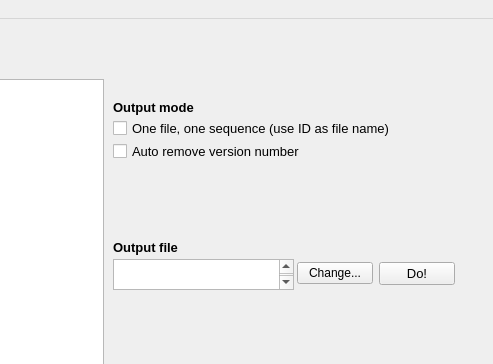
Before: the Qt Designer form src/gaosb/gui/Gao's SB.ui in bioinformatist/Gao-s-SB, drawn with Qt 5; both pictures show x 307 to 800 and y 0 to 364 of the 800 by 588 pixel window.
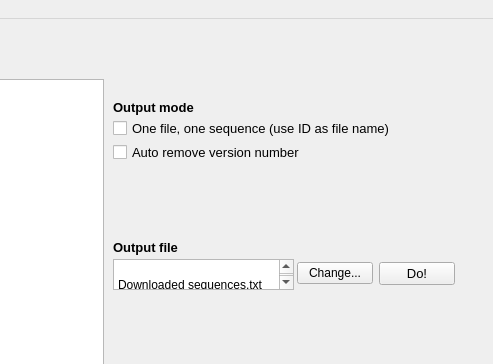
After: the same form once the commit is applied. The open tabs and pages were chosen to show the change. Icons and pictures are not drawn.

```diff
--- a/src/gaosb/gui/Gao's SB.ui
+++ b/src/gaosb/gui/Gao's SB.ui
@@ -149,17 +149,14 @@
             </property>
             <property name="html">
                 <string>&lt;!DOCTYPE HTML PUBLIC &quot;-//W3C//DTD HTML 4.0//EN&quot; &quot;http://www.w3.org/TR/REC-html40/strict.dtd&quot;&gt;
-                    &lt;html&gt;&lt;head&gt;&lt;meta name=&quot;qrichtext&quot; content=&quot;1&quot; /&gt;&lt;style
-                    type=&quot;text/css&quot;&gt;
-                    p, li { white-space: pre-wrap; }
-                    &lt;/style&gt;&lt;/head&gt;&lt;body style=&quot; font-family:'SimSun'; font-size:9pt;
-                    font-weight:400; font-style:normal;&quot;&gt;
-                    &lt;p style=&quot; margin-top:0px; margin-bottom:0px; margin-left:0px; margin-right:0px;
-                    -qt-block-indent:0; text-indent:0px;&quot;&gt;alignment.txt&lt;/p&gt;&lt;/body&gt;&lt;/html&gt;
-                </string>
-            </property>
-        </widget>
-        <widget class="QWidget" name="">
+&lt;html&gt;&lt;head&gt;&lt;meta name=&quot;qrichtext&quot; content=&quot;1&quot; /&gt;&lt;style type=&quot;text/css&quot;&gt;
+p, li { white-space: pre-wrap; }
+&lt;/style&gt;&lt;/head&gt;&lt;body style=&quot; font-family:'SimSun'; font-size:9pt; font-weight:400; font-style:normal;&quot;&gt;
+&lt;p style=&quot; margin-top:0px; margin-bottom:0px; margin-left:0px; margin-right:0px; -qt-block-indent:0; text-indent:0px;&quot;&gt;                    &lt;/p&gt;
+&lt;p style=&quot; margin-top:0px; margin-bottom:0px; margin-left:0px; margin-right:0px; -qt-block-indent:0; text-indent:0px;&quot;&gt;alignment.txt                &lt;/p&gt;&lt;/body&gt;&lt;/html&gt;</string>
+      </property>
+     </widget>
+     <widget class="QWidget" name="layoutWidget">
             <property name="geometry">
                 <rect>
                     <x>600</x>
@@ -272,7 +269,7 @@
            <x>410</x>
            <y>90</y>
         <width>333</width>
-           <height>41</height>
+        <height>42</height>
        </rect>
       </property>
       <layout class="QVBoxLayout" name="verticalLayout">
@@ -333,17 +330,14 @@
             </property>
             <property name="html">
                 <string>&lt;!DOCTYPE HTML PUBLIC &quot;-//W3C//DTD HTML 4.0//EN&quot; &quot;http://www.w3.org/TR/REC-html40/strict.dtd&quot;&gt;
-                    &lt;html&gt;&lt;head&gt;&lt;meta name=&quot;qrichtext&quot; content=&quot;1&quot; /&gt;&lt;style
-                    type=&quot;text/css&quot;&gt;
-                    p, li { white-space: pre-wrap; }
-                    &lt;/style&gt;&lt;/head&gt;&lt;body style=&quot; font-family:'SimSun'; font-size:9pt;
-                    font-weight:400; font-style:normal;&quot;&gt;
-                    &lt;p style=&quot; margin-top:0px; margin-bottom:0px; margin-left:0px; margin-right:0px;
-                    -qt-block-indent:0; text-indent:0px;&quot;&gt;Downloaded sequences.txt&lt;/p&gt;&lt;/body&gt;&lt;/html&gt;
-                </string>
-            </property>
-        </widget>
-        <widget class="QWidget" name="">
+&lt;html&gt;&lt;head&gt;&lt;meta name=&quot;qrichtext&quot; content=&quot;1&quot; /&gt;&lt;style type=&quot;text/css&quot;&gt;
+p, li { white-space: pre-wrap; }
+&lt;/style&gt;&lt;/head&gt;&lt;body style=&quot; font-family:'SimSun'; font-size:9pt; font-weight:400; font-style:normal;&quot;&gt;
+&lt;p style=&quot; margin-top:0px; margin-bottom:0px; margin-left:0px; margin-right:0px; -qt-block-indent:0; text-indent:0px;&quot;&gt;                    &lt;/p&gt;
+&lt;p style=&quot; margin-top:0px; margin-bottom:0px; margin-left:0px; margin-right:0px; -qt-block-indent:0; text-indent:0px;&quot;&gt;Downloaded sequences.txt                &lt;/p&gt;&lt;/body&gt;&lt;/html&gt;</string>
+      </property>
+     </widget>
+     <widget class="QWidget" name="layoutWidget">
             <property name="geometry">
                 <rect>
                     <x>594</x>
```
Left out of the diff: 16 changed lines with no effect on the pictures. Lines whose indentation alone changed are shown as unchanged.
